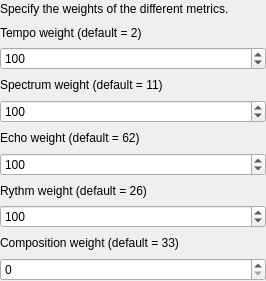
Above: ui-metrics.ui from mihow/bpmdj before the change. Below: the same form after it.
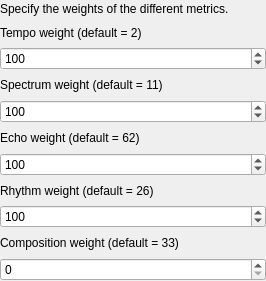
That is the form after the change.

Diff of the .ui file:
```diff
--- a/ui-metrics.ui
+++ b/ui-metrics.ui
@@ -106,7 +106,7 @@
    <item row="7" column="0" >
     <widget class="QLabel" name="textLabel2_2_2_2" >
      <property name="text" >
-      <string>Rythm weight (default = 26)</string>
+      <string>Rhythm weight (default = 26)</string>
      </property>
      <property name="wordWrap" >
       <bool>false</bool>
```
Left out of the diff: 4 changed lines with no effect on the pictures.
